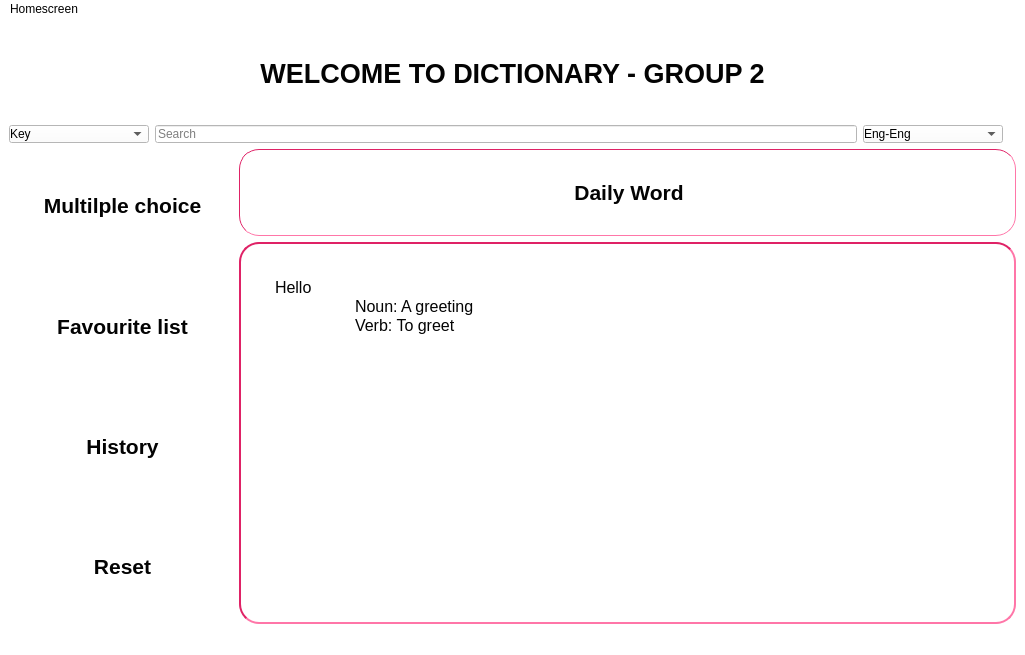
Above: mainwindow.ui from OHonSam/CS163_Group2_Dictionary before the change. Below: the same form after it.
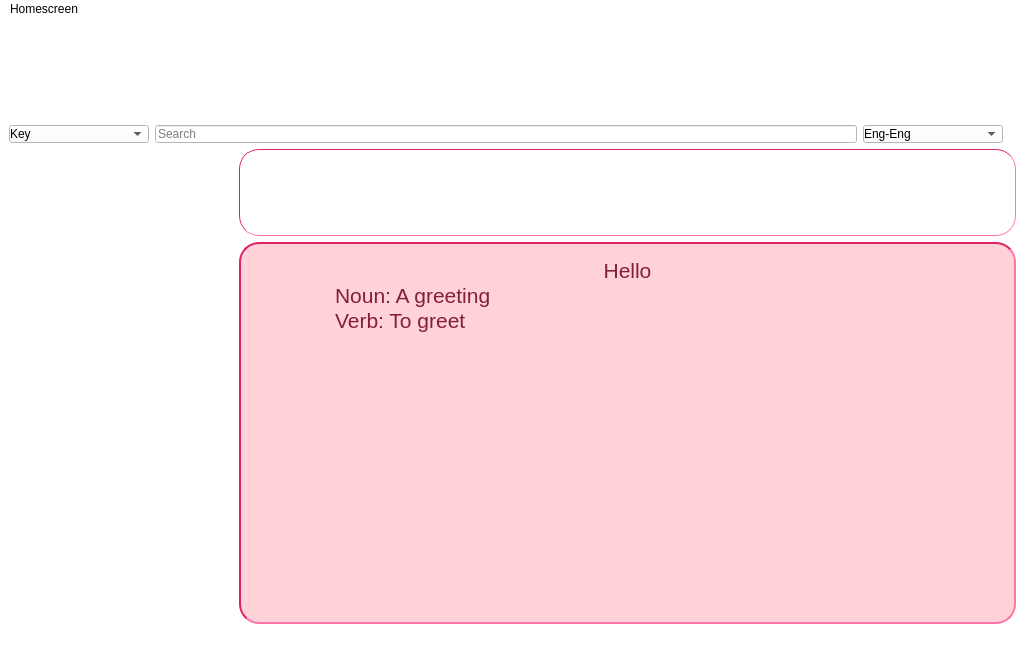
That is the form after the change. Icons and pictures are not drawn.

Commit message: Change text to white, bg text typer: peach

What changed in the file:
```diff
--- a/mainwindow.ui
+++ b/mainwindow.ui
@@ -50,7 +50,7 @@
   min-width: 20px</string>
         </property>
         <property name="text">
-         <string>&lt;html&gt;&lt;head/&gt;&lt;body&gt;&lt;p align=&quot;center&quot;&gt;&lt;span style=&quot; font-size:16pt; font-weight:700; color:#030303;&quot;&gt;Multilple choice&lt;/span&gt;&lt;/p&gt;&lt;/body&gt;&lt;/html&gt;</string>
+         <string>&lt;html&gt;&lt;head/&gt;&lt;body&gt;&lt;p align=&quot;center&quot;&gt;&lt;span style=&quot; font-size:16pt; font-weight:700; color:#ffffff;&quot;&gt;Multilple choice&lt;/span&gt;&lt;/p&gt;&lt;/body&gt;&lt;/html&gt;</string>
         </property>
        </widget>
       </item>
@@ -70,7 +70,7 @@
   min-width: 20px</string>
         </property>
         <property name="text">
-         <string>&lt;html&gt;&lt;head/&gt;&lt;body&gt;&lt;p align=&quot;center&quot;&gt;&lt;span style=&quot; font-size:16pt; font-weight:700; color:#030303;&quot;&gt;Favourite list&lt;/span&gt;&lt;/p&gt;&lt;/body&gt;&lt;/html&gt;</string>
+         <string>&lt;html&gt;&lt;head/&gt;&lt;body&gt;&lt;p align=&quot;center&quot;&gt;&lt;span style=&quot; font-size:16pt; font-weight:700; color:#ffffff;&quot;&gt;Favourite list&lt;/span&gt;&lt;/p&gt;&lt;/body&gt;&lt;/html&gt;</string>
         </property>
        </widget>
       </item>
@@ -90,7 +90,7 @@
   min-width: 20px</string>
         </property>
         <property name="text">
-         <string>&lt;html&gt;&lt;head/&gt;&lt;body&gt;&lt;p align=&quot;center&quot;&gt;&lt;span style=&quot; font-size:16pt; font-weight:700; color:#030303;&quot;&gt;History&lt;/span&gt;&lt;/p&gt;&lt;/body&gt;&lt;/html&gt;</string>
+         <string>&lt;html&gt;&lt;head/&gt;&lt;body&gt;&lt;p align=&quot;center&quot;&gt;&lt;span style=&quot; font-size:16pt; font-weight:700; color:#ffffff;&quot;&gt;History&lt;/span&gt;&lt;/p&gt;&lt;/body&gt;&lt;/html&gt;</string>
         </property>
        </widget>
       </item>
@@ -107,7 +107,7 @@
   min-width: 20px</string>
         </property>
         <property name="text">
-         <string>&lt;html&gt;&lt;head/&gt;&lt;body&gt;&lt;p align=&quot;center&quot;&gt;&lt;span style=&quot; font-size:16pt; font-weight:700; color:#030303;&quot;&gt;Reset&lt;/span&gt;&lt;/p&gt;&lt;/body&gt;&lt;/html&gt;</string>
+         <string>&lt;html&gt;&lt;head/&gt;&lt;body&gt;&lt;p align=&quot;center&quot;&gt;&lt;span style=&quot; font-size:16pt; font-weight:700; color:#ffffff;&quot;&gt;Reset&lt;/span&gt;&lt;/p&gt;&lt;/body&gt;&lt;/html&gt;</string>
         </property>
        </widget>
       </item>
@@ -131,7 +131,7 @@
 background-image: url(:/background/images/bg/intro bg.jpg);</string>
         </property>
         <property name="text">
-         <string>&lt;html&gt;&lt;head/&gt;&lt;body&gt;&lt;p align=&quot;center&quot;&gt;&lt;span style=&quot; font-size:20pt; font-weight:700; color:#030303;&quot;&gt;WELCOME TO DICTIONARY - GROUP 2&lt;/span&gt;&lt;/p&gt;&lt;/body&gt;&lt;/html&gt;</string>
+         <string>&lt;html&gt;&lt;head/&gt;&lt;body&gt;&lt;p align=&quot;center&quot;&gt;&lt;span style=&quot; font-size:20pt; font-weight:700; color:#ffffff;&quot;&gt;WELCOME TO DICTIONARY - GROUP 2&lt;/span&gt;&lt;/p&gt;&lt;/body&gt;&lt;/html&gt;</string>
         </property>
         <property name="alignment">
          <set>Qt::AlignCenter</set>
@@ -242,7 +242,7 @@
 background-image: url(:/background/images/bg/slash mid bg.jpg);</string>
         </property>
         <property name="text">
-         <string>&lt;html&gt;&lt;head/&gt;&lt;body&gt;&lt;p align=&quot;center&quot;&gt;&lt;span style=&quot; font-size:16pt; font-weight:700; color:#030303;&quot;&gt;Daily Word&lt;/span&gt;&lt;/p&gt;&lt;/body&gt;&lt;/html&gt;</string>
+         <string>&lt;html&gt;&lt;head/&gt;&lt;body&gt;&lt;p align=&quot;center&quot;&gt;&lt;span style=&quot; font-size:16pt; font-weight:700; color:#ffffff;&quot;&gt;Daily Word&lt;/span&gt;&lt;/p&gt;&lt;/body&gt;&lt;/html&gt;</string>
         </property>
        </widget>
       </item>
@@ -255,13 +255,14 @@
          </sizepolicy>
         </property>
         <property name="styleSheet">
-         <string notr="true">padding: 30px;
+         <string notr="true">padding: 10px;
 border-color: rgb(223, 34, 102);
 border-width : 2px;
 border-style:inset;
 border-radius: 20px;
   min-height: 20px;
-  min-width: 20px;</string>
+  min-width: 20px;
+background-color: rgb(255, 210, 215);</string>
         </property>
         <property name="html">
          <string>&lt;!DOCTYPE HTML PUBLIC &quot;-//W3C//DTD HTML 4.0//EN&quot; &quot;http://www.w3.org/TR/REC-html40/strict.dtd&quot;&gt;
@@ -271,9 +272,9 @@
 li.unchecked::marker { content: &quot;\2610&quot;; }
 li.checked::marker { content: &quot;\2612&quot;; }
 &lt;/style&gt;&lt;/head&gt;&lt;body style=&quot; font-family:'Segoe UI'; font-size:9pt; font-weight:400; font-style:normal;&quot;&gt;
-&lt;p style=&quot; margin-top:0px; margin-bottom:0px; margin-left:0px; margin-right:0px; -qt-block-indent:0; text-indent:0px;&quot;&gt;&lt;span style=&quot; font-size:12pt; color:#030303;&quot;&gt;Hello&lt;/span&gt;&lt;/p&gt;
-&lt;p style=&quot; margin-top:0px; margin-bottom:0px; margin-left:0px; margin-right:0px; -qt-block-indent:0; text-indent:0px;&quot;&gt;&lt;span style=&quot; font-size:12pt; color:#030303;&quot;&gt;	Noun: A greeting&lt;/span&gt;&lt;/p&gt;
-&lt;p style=&quot; margin-top:0px; margin-bottom:0px; margin-left:0px; margin-right:0px; -qt-block-indent:0; text-indent:0px;&quot;&gt;&lt;span style=&quot; font-size:12pt; color:#030303;&quot;&gt;	Verb: To greet&lt;/span&gt;&lt;/p&gt;&lt;/body&gt;&lt;/html&gt;</string>
+&lt;p align=&quot;center&quot; style=&quot; margin-top:0px; margin-bottom:0px; margin-left:0px; margin-right:0px; -qt-block-indent:0; text-indent:0px;&quot;&gt;&lt;span style=&quot; font-size:16pt; color:#841e3f;&quot;&gt;Hello&lt;/span&gt;&lt;/p&gt;
+&lt;p align=&quot;justify&quot; style=&quot; margin-top:0px; margin-bottom:0px; margin-left:0px; margin-right:0px; -qt-block-indent:0; text-indent:0px;&quot;&gt;&lt;span style=&quot; font-size:16pt; color:#841e3f;&quot;&gt;	Noun: A greeting&lt;/span&gt;&lt;/p&gt;
+&lt;p align=&quot;justify&quot; style=&quot; margin-top:0px; margin-bottom:0px; margin-left:0px; margin-right:0px; -qt-block-indent:0; text-indent:0px;&quot;&gt;&lt;span style=&quot; font-size:16pt; color:#841e3f;&quot;&gt;	Verb: To greet&lt;/span&gt;&lt;/p&gt;&lt;/body&gt;&lt;/html&gt;</string>
         </property>
         <property name="placeholderText">
          <string>Displaying...</string>
```
